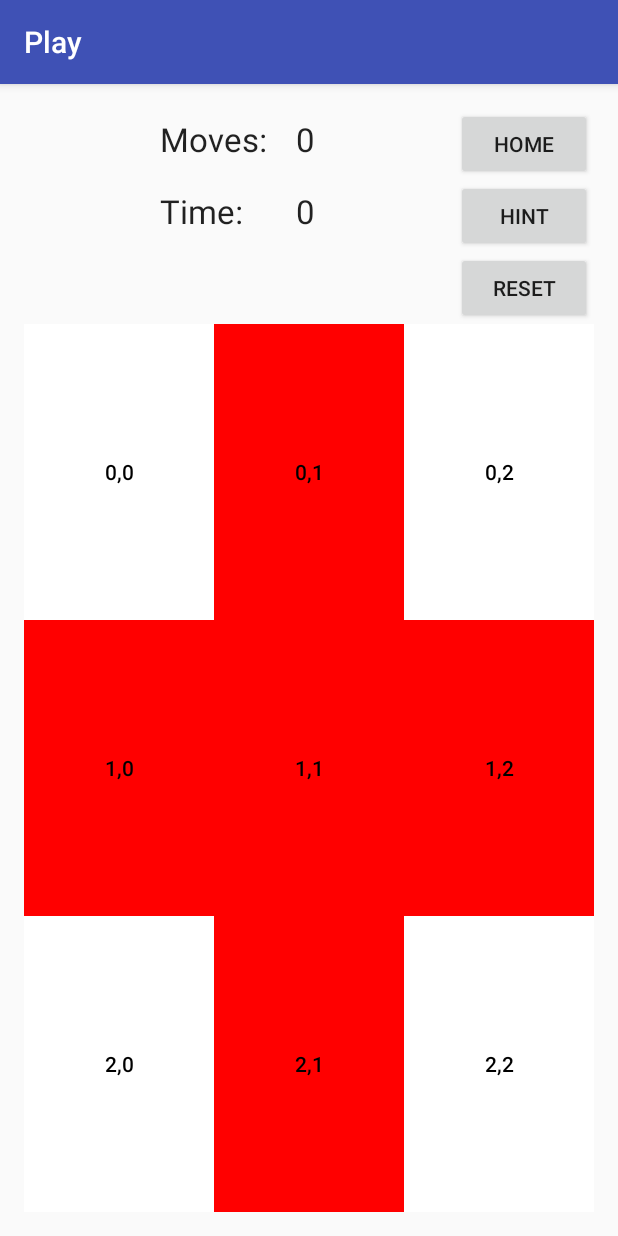
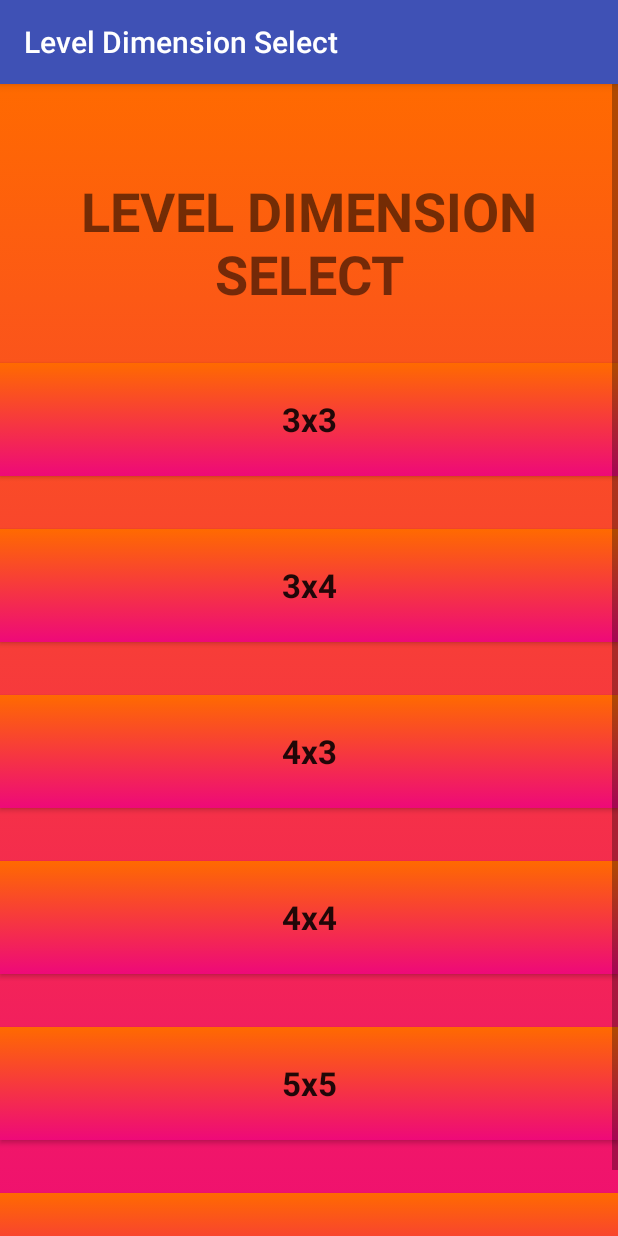
Before and after one commit to vprusso/lights_out, an Android app: the screen it shows after launch (PlayActivity before the commit, LevelDimSelect after it), after a tap on "Play", on a phone screen of 412 x 824 dp. Run offline under Robolectric (Android 15) with nearby library versions, the phone set to English and light mode, and no system bars; our stand-ins replace AdMob.

Commit message:
Trying to get base level transition functionality working

```diff
--- a/LightsOut/app/src/main/AndroidManifest.xml
+++ b/LightsOut/app/src/main/AndroidManifest.xml
@@ -32,6 +32,12 @@
         <activity
             android:name=".AboutActivity"
             android:label="@string/about" />
+        <activity
+            android:name=".LevelDimSelect"
+            android:label="@string/level_dim_select" />
+        <activity
+            android:name=".LevelSelect"
+            android:label="@string/level_select" />
 
         <activity
             android:name="com.google.android.gms.ads.AdActivity"
--- /dev/null
+++ b/LightsOut/app/src/main/java/com/example/captainhampton/lightsout/LevelDimSelect.java
@@ -0,0 +1,85 @@
+package com.example.captainhampton.lightsout;
+
+import android.content.Intent;
+import android.os.Bundle;
+import android.support.v7.app.AppCompatActivity;
+import android.view.View;
+import android.widget.Button;
+
+
+public class LevelDimSelect extends AppCompatActivity implements View.OnClickListener {
+
+    Button buttonSelect3x3, buttonSelect3x4, buttonSelect4x3,
+           buttonSelect4x4, buttonSelect5x5, buttonSelect6x6;
+
+    @Override
+    protected void onCreate(Bundle savedInstanceState) {
+        super.onCreate(savedInstanceState);
+        setContentView(R.layout.activity_level_dim_select);
+
+        setupVariables();
+
+    }
+
+    private void setupVariables() {
+        buttonSelect3x3 = (Button)findViewById(R.id.buttonSelect3x3);
+        buttonSelect3x3.setOnClickListener(this);
+
+        buttonSelect3x4 = (Button)findViewById(R.id.buttonSelect3x4);
+        buttonSelect3x4.setOnClickListener(this);
+
+        buttonSelect4x3 = (Button)findViewById(R.id.buttonSelect4x3);
+        buttonSelect4x3.setOnClickListener(this);
+
+        buttonSelect4x4 = (Button)findViewById(R.id.buttonSelect4x4);
+        buttonSelect4x4.setOnClickListener(this);
+
+        buttonSelect5x5 = (Button)findViewById(R.id.buttonSelect5x5);
+        buttonSelect5x5.setOnClickListener(this);
+
+        buttonSelect6x6 = (Button)findViewById(R.id.buttonSelect6x6);
+        buttonSelect6x6.setOnClickListener(this);
+    }
+
+
+    @Override
+    public void onClick(View v) {
+
+        if (buttonSelect3x3.isPressed()) {
+            Intent select3x3Intent = new Intent(LevelDimSelect.this, LevelSelect.class);
+            select3x3Intent.putExtra("LEVEL_DIM_ID", "3x3");
+            startActivity(select3x3Intent);
+        }
+
+        if (buttonSelect3x4.isPressed()) {
+            Intent select3x4Intent = new Intent(LevelDimSelect.this, LevelSelect.class);
+            select3x4Intent.putExtra("LEVEL_DIM_ID", "3x4");
+            startActivity(select3x4Intent);
+        }
+
+        if (buttonSelect4x3.isPressed()) {
+            Intent select4x3Intent = new Intent(LevelDimSelect.this, LevelSelect.class);
+            select4x3Intent.putExtra("LEVEL_DIM_ID", "4x3");
+            startActivity(select4x3Intent);
+        }
+
+        if (buttonSelect4x4.isPressed()) {
+            Intent select4x4Intent = new Intent(LevelDimSelect.this, LevelSelect.class);
+            select4x4Intent.putExtra("LEVEL_DIM_ID", "4x4");
+            startActivity(select4x4Intent);
+        }
+
+        if (buttonSelect5x5.isPressed()) {
+            Intent select5x5Intent = new Intent(LevelDimSelect.this, LevelSelect.class);
+            select5x5Intent.putExtra("LEVEL_DIM_ID", "5x5");
+            startActivity(select5x5Intent);
+        }
+
+        if (buttonSelect6x6.isPressed()) {
+            Intent select6x6Intent = new Intent(LevelDimSelect.this, LevelSelect.class);
+            select6x6Intent.putExtra("LEVEL_DIM_ID", "6x6");
+            startActivity(select6x6Intent);
+        }
+
+    }
+}
--- a/LightsOut/app/src/main/java/com/example/captainhampton/lightsout/MainActivity.java
+++ b/LightsOut/app/src/main/java/com/example/captainhampton/lightsout/MainActivity.java
@@ -38,8 +38,8 @@ public class MainActivity extends AppCompatActivity implements OnClickListener {
     public void onClick(View v) {
 
         if (buttonPlay.isPressed()) {
-            Intent playIntent = new Intent(MainActivity.this, PlayActivity.class);
-            startActivity(playIntent);
+            Intent levelDimSelectIntent = new Intent(MainActivity.this, LevelDimSelect.class);
+            startActivity(levelDimSelectIntent);
         }
 
         if (buttonHowToPlay.isPressed()) {
--- a/LightsOut/app/src/main/java/com/example/captainhampton/lightsout/PlayActivity.java
+++ b/LightsOut/app/src/main/java/com/example/captainhampton/lightsout/PlayActivity.java
@@ -16,6 +16,7 @@ public class PlayActivity extends AppCompatActivity implements OnClickListener {
 
     int NUM_ROWS = 3;
     int NUM_COLS = 3;
+    int NUM_LEVEL = 0;
 
     Button buttonHome, buttonHint, buttonReset;
     Button[][] lights = new Button[NUM_ROWS][NUM_COLS];
@@ -33,7 +34,7 @@ public class PlayActivity extends AppCompatActivity implements OnClickListener {
         super.onCreate(savedInstanceState);
         setContentView(R.layout.level);
 
-        solver = new Solver(NUM_ROWS, NUM_COLS);
+        solver = new Solver(NUM_ROWS, NUM_COLS, NUM_LEVEL);
         setupVariables();
         initBoard();
         setupBoard();
--- a/LightsOut/app/src/main/java/com/example/captainhampton/lightsout/Solver.java
+++ b/LightsOut/app/src/main/java/com/example/captainhampton/lightsout/Solver.java
@@ -4,10 +4,11 @@ import org.ejml.simple.SimpleMatrix;
 
 public class Solver {
 
-    int NUM_ROWS, NUM_COLS;
-    public Solver(int numRows, int numCols){
-        NUM_COLS = numCols;
-        NUM_ROWS = numRows;
+    int NUM_ROWS, NUM_COLS, NUM_LEVEL;
+    public Solver(int num_rows, int num_cols, int num_level){
+        NUM_COLS = num_cols;
+        NUM_ROWS = num_rows;
+        NUM_LEVEL = num_level;
     }
     PlayActivity playActivity = new PlayActivity();
 
@@ -144,7 +145,7 @@ public class Solver {
         boolean[][] solution = new boolean[NUM_ROWS][NUM_COLS];
 
 
-        SimpleMatrix A = SolverUtils.getAdjacencyMatrix(NUM_ROWS, NUM_COLS);
+        SimpleMatrix A = SolverUtils.getAdjacencyMatrix(NUM_ROWS, NUM_COLS, NUM_LEVEL);
         SimpleMatrix b;
         b = calculateLightVector(light_states);
         A = A.combine(0, A.numCols(), b.transpose());
--- /dev/null
+++ b/LightsOut/app/src/main/res/layout/activity_level_dim_select.xml
@@ -0,0 +1,119 @@
+<?xml version="1.0" encoding="utf-8"?>
+<LinearLayout xmlns:android="http://schemas.android.com/apk/res/android"
+    xmlns:ads="http://schemas.android.com/apk/res-auto"
+    xmlns:tools="http://schemas.android.com/tools"
+    android:background="@drawable/gradient_background"
+    android:orientation="horizontal"
+    android:layout_width="match_parent"
+    android:layout_height="match_parent"
+    tools:context="com.example.captainhampton.lightsout.MainActivity">
+
+    <ScrollView
+        android:id="@+id/scrollViewLevelDimensionSelect"
+        android:layout_width="fill_parent"
+        android:layout_height="wrap_content"
+        android:scrollbars="vertical"
+        android:background="@drawable/gradient_background"
+        android:fillViewport="true">
+
+        <RelativeLayout
+            android:layout_width="match_parent"
+            android:layout_height="match_parent"
+            android:background="@drawable/gradient_background">
+
+
+            <TextView
+                android:id="@+id/textViewLevelDimensionSelect"
+                android:layout_width="wrap_content"
+                android:layout_height="wrap_content"
+                android:layout_alignParentTop="true"
+                android:layout_centerHorizontal="true"
+                android:layout_marginTop="60dp"
+                android:text="@string/level_dim_select"
+                android:textAlignment="center"
+                android:textAllCaps="true"
+                android:textSize="36sp"
+                android:textStyle="bold" />
+
+            <Button
+                android:id="@+id/buttonSelect3x3"
+                android:background="@drawable/gradient_background"
+                style="@style/Widget.AppCompat.Button"
+                android:layout_width="match_parent"
+                android:layout_height="75dp"
+                android:layout_below="@+id/textViewLevelDimensionSelect"
+                android:layout_centerHorizontal="true"
+                android:layout_marginTop="35dp"
+                android:text="@string/select_3x3"
+                android:textAppearance="@style/TextAppearance.AppCompat.Large"
+                android:textStyle="bold" />
+
+            <Button
+                android:id="@+id/buttonSelect3x4"
+                android:background="@drawable/gradient_background"
+                style="@style/Widget.AppCompat.Button"
+                android:layout_width="match_parent"
+                android:layout_height="75dp"
+                android:layout_below="@+id/buttonSelect3x3"
+                android:layout_centerHorizontal="true"
+                android:layout_marginTop="35dp"
+                android:text="@string/select_3x4"
+                android:textAppearance="@style/TextAppearance.AppCompat.Large"
+                android:textStyle="bold" />
+
+            <Button
+                android:id="@+id/buttonSelect4x3"
+                android:background="@drawable/gradient_background"
+                style="@style/Widget.AppCompat.Button"
+                android:layout_width="match_parent"
+                android:layout_height="75dp"
+                android:layout_below="@+id/buttonSelect3x4"
+                android:layout_centerHorizontal="true"
+                android:layout_marginTop="35dp"
+                android:text="@string/select_4x3"
+                android:textAppearance="@style/TextAppearance.AppCompat.Large"
+                android:textStyle="bold" />
+
+            <Button
+                android:id="@+id/buttonSelect4x4"
+                android:background="@drawable/gradient_background"
+                style="@style/Widget.AppCompat.Button"
+                android:layout_width="match_parent"
+                android:layout_height="75dp"
+                android:layout_below="@+id/buttonSelect4x3"
+                android:layout_centerHorizontal="true"
+                android:layout_marginTop="35dp"
+                android:text="@string/select_4x4"
+                android:textAppearance="@style/TextAppearance.AppCompat.Large"
+                android:textStyle="bold" />
+
+            <Button
+                android:id="@+id/buttonSelect5x5"
+                android:background="@drawable/gradient_background"
+                style="@style/Widget.AppCompat.Button"
+                android:layout_width="match_parent"
+                android:layout_height="75dp"
+                android:layout_below="@+id/buttonSelect4x4"
+                android:layout_centerHorizontal="true"
+                android:layout_marginTop="35dp"
+                android:text="@string/select_5x5"
+                android:textAppearance="@style/TextAppearance.AppCompat.Large"
+                android:textStyle="bold" />
+
+            <Button
+                android:id="@+id/buttonSelect6x6"
+                android:background="@drawable/gradient_background"
+                style="@style/Widget.AppCompat.Button"
+                android:layout_width="match_parent"
+                android:layout_height="75dp"
+                android:layout_below="@+id/buttonSelect5x5"
+                android:layout_centerHorizontal="true"
+                android:layout_marginTop="35dp"
+                android:text="@string/select_6x6"
+                android:textAppearance="@style/TextAppearance.AppCompat.Large"
+                android:textStyle="bold" />
+
+        </RelativeLayout>
+    </ScrollView>
+
+</LinearLayout>
--- a/LightsOut/app/src/main/res/values/strings.xml
+++ b/LightsOut/app/src/main/res/values/strings.xml
@@ -25,6 +25,13 @@
     <string name="hint">Hint</string>
     <string name="reset">Reset</string>
 
-
+    <string name="level_dim_select">Level Dimension Select</string>
+    <string name="level_select">Level Select</string>
+    <string name="select_3x3">3x3</string>
+    <string name="select_3x4">3x4</string>
+    <string name="select_4x3">4x3</string>
+    <string name="select_4x4">4x4</string>
+    <string name="select_5x5">5x5</string>
+    <string name="select_6x6">6x6</string>
 
 </resources>
```
Also changed, not shown: LightsOut/app/src/main/java/com/example/captainhampton/lightsout/LevelSelect.java (added, +96 -0 lines), LightsOut/app/src/main/java/com/example/captainhampton/lightsout/PlayLevel.java (added, +259 -0 lines), LightsOut/app/src/main/java/com/example/captainhampton/lightsout/SolverUtils.java (+5 -5 lines), LightsOut/app/src/main/res/layout/activity_level_select.xml (added, +106 -0 lines), LightsOut/app/src/main/res/layout/activity_main.xml (+11 -2 lines).
